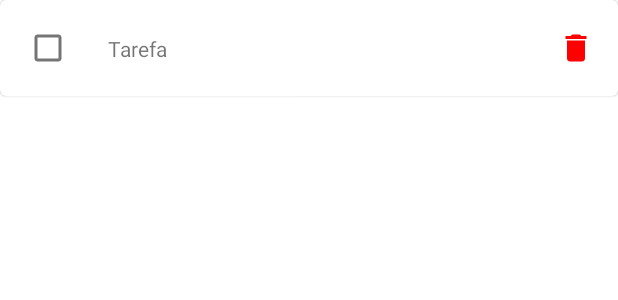
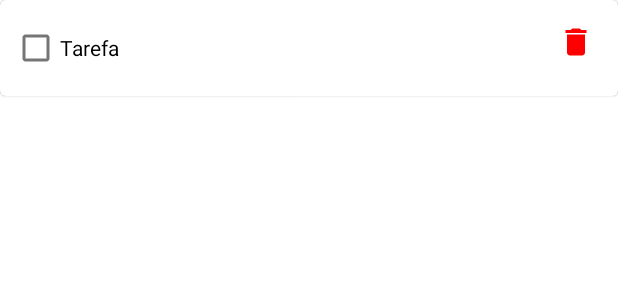
Before and after one commit to anthonyceegp/cursoandroidaula27, an Android app: the layout fragment_tarefa.xml on its own in the app's theme, with its tools: preview values and no code run, on a phone screen of 412 x 824 dp. Shown: the top 300 px of the screen. Run offline under Robolectric (Android 15) with nearby library versions, the phone set to English and light mode, and no system bars.

Commit message:
Criação da lista tarefas, correção layout TarefaFragment

```diff
--- a/ExercicioAula27/app/build.gradle
+++ b/ExercicioAula27/app/build.gradle
@@ -28,6 +28,8 @@ dependencies {
     implementation 'androidx.lifecycle:lifecycle-extensions:2.1.0'
     implementation 'androidx.lifecycle:lifecycle-viewmodel-ktx:2.1.0'
     implementation 'com.google.android.material:material:1.2.1'
+    implementation "androidx.recyclerview:recyclerview:1.1.0"
+
 
     implementation fileTree(dir: "libs", include: ["*.jar"])
     implementation "org.jetbrains.kotlin:kotlin-stdlib:$kotlin_version"
--- a/ExercicioAula27/app/src/main/res/layout/fragment_tarefa.xml
+++ b/ExercicioAula27/app/src/main/res/layout/fragment_tarefa.xml
@@ -3,7 +3,7 @@
     xmlns:app="http://schemas.android.com/apk/res-auto"
     xmlns:tools="http://schemas.android.com/tools"
     android:layout_width="match_parent"
-    android:layout_height="match_parent"
+    android:layout_height="wrap_content"
     tools:context=".todolist.view.TarefaFragment">
 
     <com.google.android.material.card.MaterialCardView
@@ -12,7 +12,8 @@
         app:layout_constraintBottom_toBottomOf="parent"
         app:layout_constraintEnd_toEndOf="parent"
         app:layout_constraintStart_toStartOf="parent"
-        app:layout_constraintTop_toTopOf="parent">
+        app:layout_constraintTop_toTopOf="parent"
+        android:layout_marginBottom="10dp">
 
         <androidx.constraintlayout.widget.ConstraintLayout
             android:layout_width="match_parent"
@@ -24,23 +25,14 @@
                 android:layout_width="wrap_content"
                 android:layout_height="wrap_content"
                 app:layout_constraintStart_toStartOf="parent"
-                app:layout_constraintTop_toTopOf="parent" />
-
-            <TextView
-                android:id="@+id/textView"
-                android:layout_width="wrap_content"
-                android:layout_height="wrap_content"
-                android:layout_marginStart="16dp"
-                android:text="@string/tarefa"
-                app:layout_constraintBottom_toBottomOf="parent"
-                app:layout_constraintStart_toEndOf="@+id/ckbToDo"
-                app:layout_constraintTop_toTopOf="parent" />
+                app:layout_constraintTop_toTopOf="parent"
+                android:text="@string/tarefa"/>
 
             <com.google.android.material.button.MaterialButton
                 android:id="@+id/materialButton"
                 style="@style/Widget.MaterialComponents.Button.TextButton.Icon"
                 android:layout_width="40dp"
-                android:layout_height="wrap_content"
+                android:layout_height="40dp"
                 app:icon="@drawable/ic_baseline_delete_24"
                 app:iconTint="@color/colorButtonIcon"
                 app:layout_constraintEnd_toEndOf="parent"
```
Also changed, not shown: ExercicioAula27/app/src/main/java/com/example/exercicioaula27/ListaTarefasFragment.kt (added, +59 -0 lines), ExercicioAula27/app/src/main/res/layout/activity_main.xml (+0 -8 lines), ExercicioAula27/app/src/main/res/layout/fragment_lista_tarefas.xml (added, +16 -0 lines).
